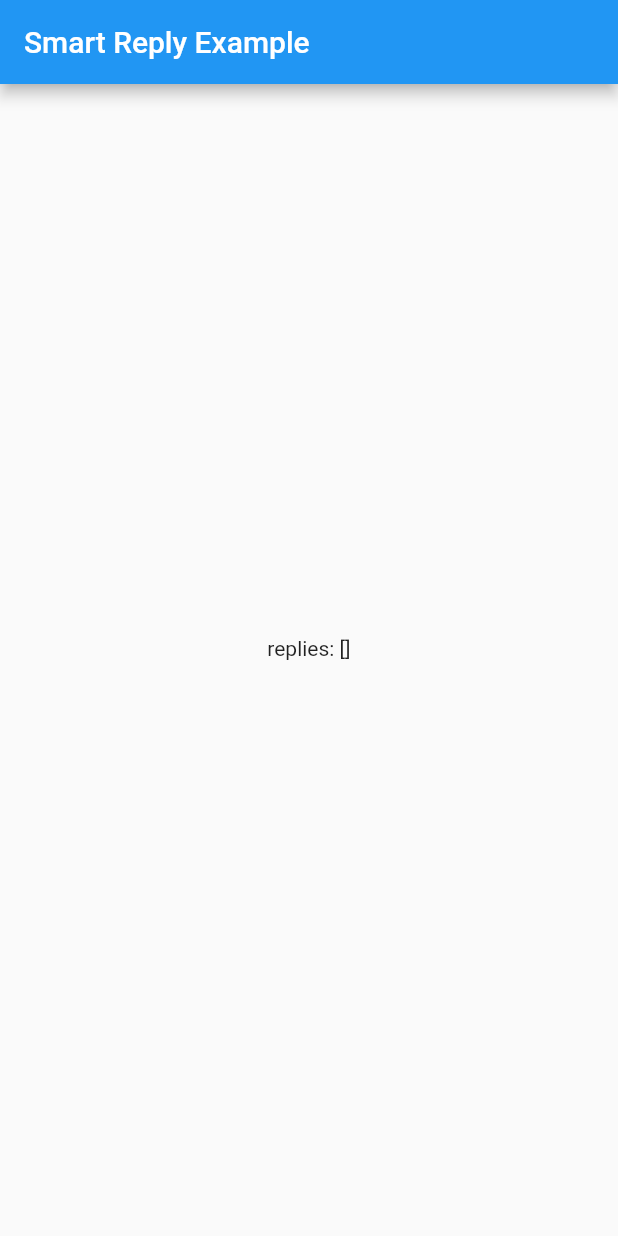
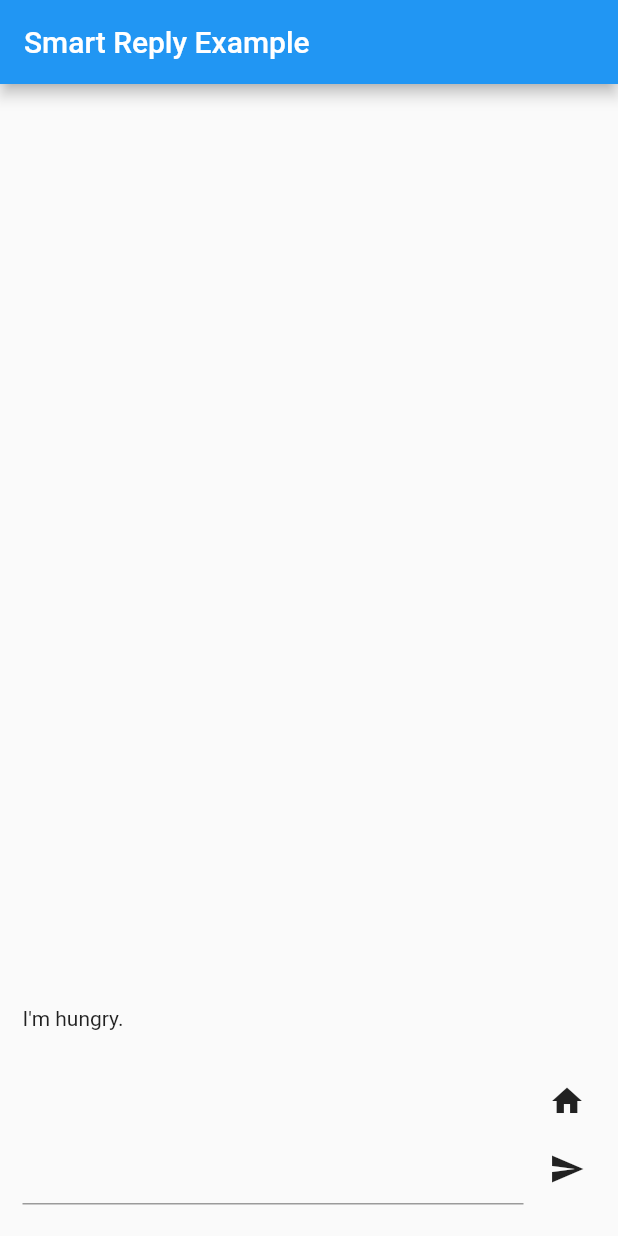
Before and after one commit to plateaukao/flutter_smart_reply, a Flutter app: the screen it shows after launch, on a phone screen of 412 x 824 dp. Run offline on Flutter 3.47's test engine with Material 2 defaults, Android fonts, the phone set to English and light mode, and no system bars.

Commit message:
update example UI

```diff
--- a/example/lib/main.dart
+++ b/example/lib/main.dart
@@ -1,6 +1,6 @@
-import 'package:flutter/material.dart';
 import 'dart:async';
 
+import 'package:flutter/material.dart';
 import 'package:flutter/services.dart';
 import 'package:flutter_smart_reply/flutter_smart_reply.dart';
 
@@ -18,44 +18,123 @@ class _MyAppState extends State<MyApp> {
     TextMessage.createForRemoteUser("I'm hungry.", DateTime.now().millisecondsSinceEpoch),
   ];
 
+  final myController = TextEditingController();
+
   List<String> _replies = List.empty();
 
-  @override
-  void initState() {
-    super.initState();
-    initPlatformState();
-  }
+  bool isSelfMode = true;
 
-  // Platform messages are asynchronous, so we initialize in an async method.
-  Future<void> initPlatformState() async {
-    String platformVersion;
-    // Platform messages may fail, so we use a try/catch PlatformException.
+  Future<void> updateSmartReplies() async {
     try {
       _replies = await FlutterSmartReply.getSmartReplies(_textMessages);
-
-      debugPrint(_replies.toString());
-    } on PlatformException {
-    }
-
-    // If the widget was removed from the tree while the asynchronous platform
-    // message was in flight, we want to discard the reply rather than calling
-    // setState to update our non-existent appearance.
-    if (!mounted) return;
-
-    setState(() { });
+    } on PlatformException {}
   }
 
   @override
   Widget build(BuildContext context) {
     return MaterialApp(
       home: Scaffold(
-        appBar: AppBar(
-          title: const Text('Smart Reply Example'),
-        ),
-        body: Center(
-          child: Text('replies: ${_replies.toString()}\n'),
+        appBar: AppBar(title: const Text('Smart Reply Example')),
+        body: Padding(
+          padding: const EdgeInsets.all(10.0),
+          child: Column(
+            children: [
+              Expanded(
+                  child: ListView(
+                shrinkWrap: true,
+                reverse: true,
+                children: _textMessages.reversed.map(_buildMessageItem).toList(),
+              )),
+              _buildSmartReplyRow(),
+              _buildInputField(),
+            ],
+          ),
         ),
       ),
     );
   }
+
+  Widget _buildMessageItem(TextMessage message) => Container(
+        height: 70,
+        alignment: message.isSelf ? Alignment.centerRight : Alignment.centerLeft,
+        padding: EdgeInsets.all(5.0),
+        child: Text(message.text),
+      );
+
+  Widget _buildSmartReplyRow() {
+    return Container(
+      height: 30,
+      child: Row(
+        crossAxisAlignment: CrossAxisAlignment.center,
+        mainAxisAlignment: MainAxisAlignment.end,
+        children: [
+          _buildSmartReplyChips(),
+          IconButton(
+            icon: Icon(isSelfMode ? Icons.home : Icons.cloud),
+            onPressed: () => setState(() {
+              isSelfMode = !isSelfMode;
+            }),
+          ),
+        ],
+      ),
+    );
+  }
+
+  Widget _buildSmartReplyChips() => ListView(
+        shrinkWrap: true,
+        scrollDirection: Axis.horizontal,
+        children: _replies.map(_buildSmartReplyChip).toList(),
+      );
+
+  Widget _buildSmartReplyChip(String text) {
+    return ActionChip(
+      label: Text(text),
+      onPressed: () => _addMessage(text),
+    );
+  }
+
+  Widget _buildInputField() {
+    return Container(
+      height: 70,
+      width: double.infinity,
+      child: Row(
+        children: [
+          Expanded(
+            child: Padding(
+              padding: const EdgeInsets.all(5.0),
+              child: TextField(
+                controller: myController,
+                onSubmitted: (message) => _addMessage(message),
+              ),
+            ),
+          ),
+          IconButton(
+            icon: Icon(Icons.send),
+            onPressed: () => _addMessage(myController.text),
+          ),
+        ],
+      ),
+    );
+  }
+
+  Future<void> _addMessage(String message) async {
+    myController.clear();
+
+    _textMessages.add(isSelfMode
+        ? TextMessage.createForLocalUser(message, DateTime.now().millisecondsSinceEpoch)
+        : TextMessage.createForRemoteUser(message, DateTime.now().millisecondsSinceEpoch));
+
+    await updateSmartReplies();
+
+    if (!mounted) return;
+
+    setState(() {});
+  }
+
+  @override
+  void dispose() {
+    // Clean up the controller when the widget is disposed.
+    myController.dispose();
+    super.dispose();
+  }
 }
```
